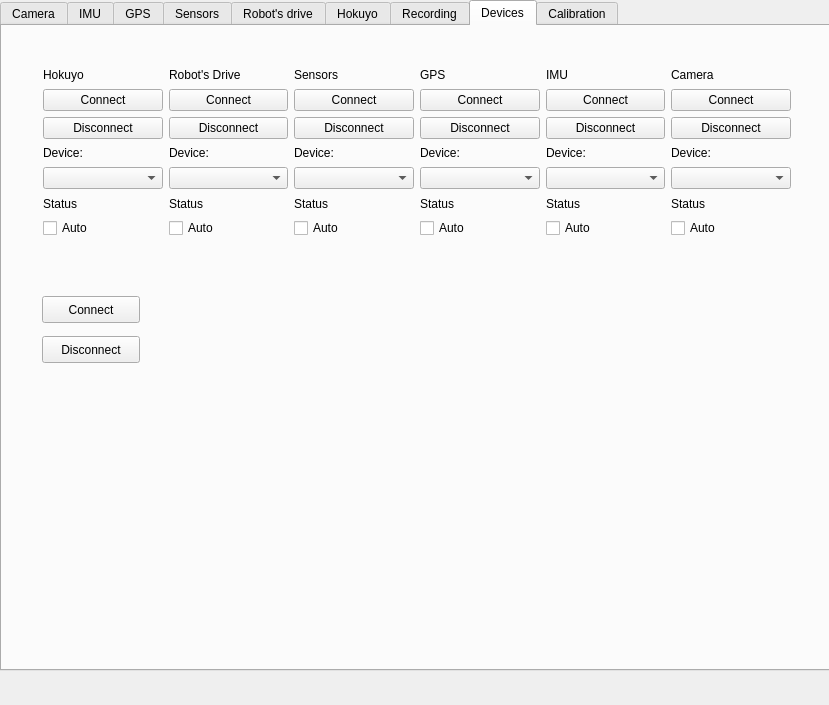
Above: Trobot_Qt/trobotqt.ui from LRMPUT/TAPAS before the change. Below: the same form after it.
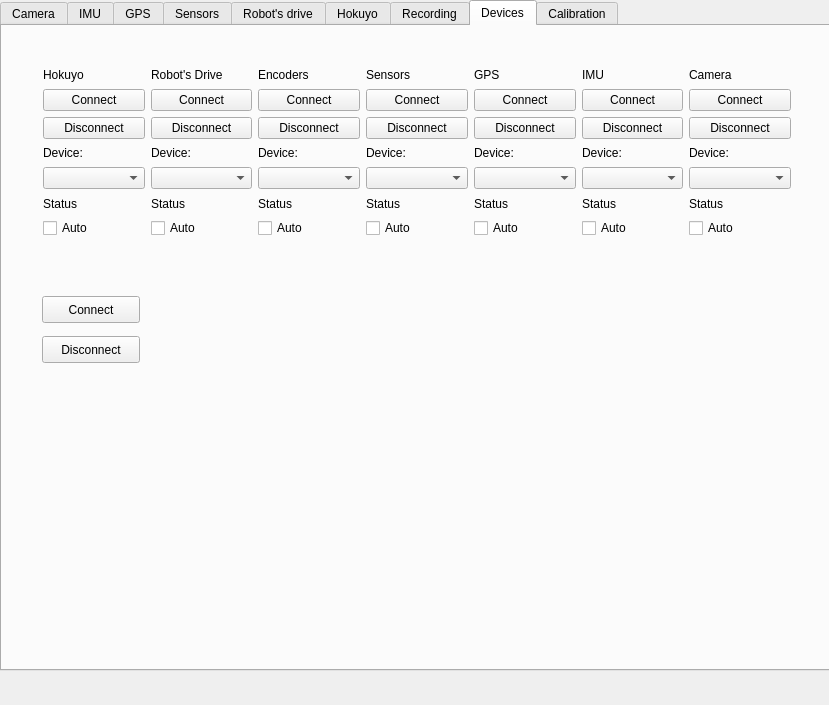
That is the form after the change. The open tabs and pages were chosen to show the change.

What changed in the file:
```diff
--- a/Trobot_Qt/trobotqt.ui
+++ b/Trobot_Qt/trobotqt.ui
@@ -1465,6 +1465,55 @@
          </item>
         </layout>
        </item>
+       <item>
+        <layout class="QVBoxLayout" name="verticalLayout_12">
+         <item>
+          <widget class="QLabel" name="label_30">
+           <property name="text">
+            <string>Encoders</string>
+           </property>
+          </widget>
+         </item>
+         <item>
+          <widget class="QPushButton" name="encodersConnectButton">
+           <property name="text">
+            <string>Connect</string>
+           </property>
+          </widget>
+         </item>
+         <item>
+          <widget class="QPushButton" name="encodersDisconnectButton">
+           <property name="text">
+            <string>Disconnect</string>
+           </property>
+          </widget>
+         </item>
+         <item>
+          <widget class="QLabel" name="label_33">
+           <property name="text">
+            <string>Device:</string>
+           </property>
+          </widget>
+         </item>
+         <item>
+          <widget class="QComboBox" name="encodersPortCombo"/>
+         </item>
+         <item>
+          <widget class="QLabel" name="label_34">
+           <property name="text">
+            <string>Status</string>
+           </property>
+          </widget>
+         </item>
+         <item>
+          <widget class="QCheckBox" name="encodersAutoCheckBox">
+           <property name="text">
+            <string>Auto</string>
+           </property>
+          </widget>
+         </item>
+        </layout>
+       </item>
        <item>
         <layout class="QVBoxLayout" name="verticalLayout_10">
          <item>
```
Left out of the diff: 2 changed lines with no effect on the pictures.
